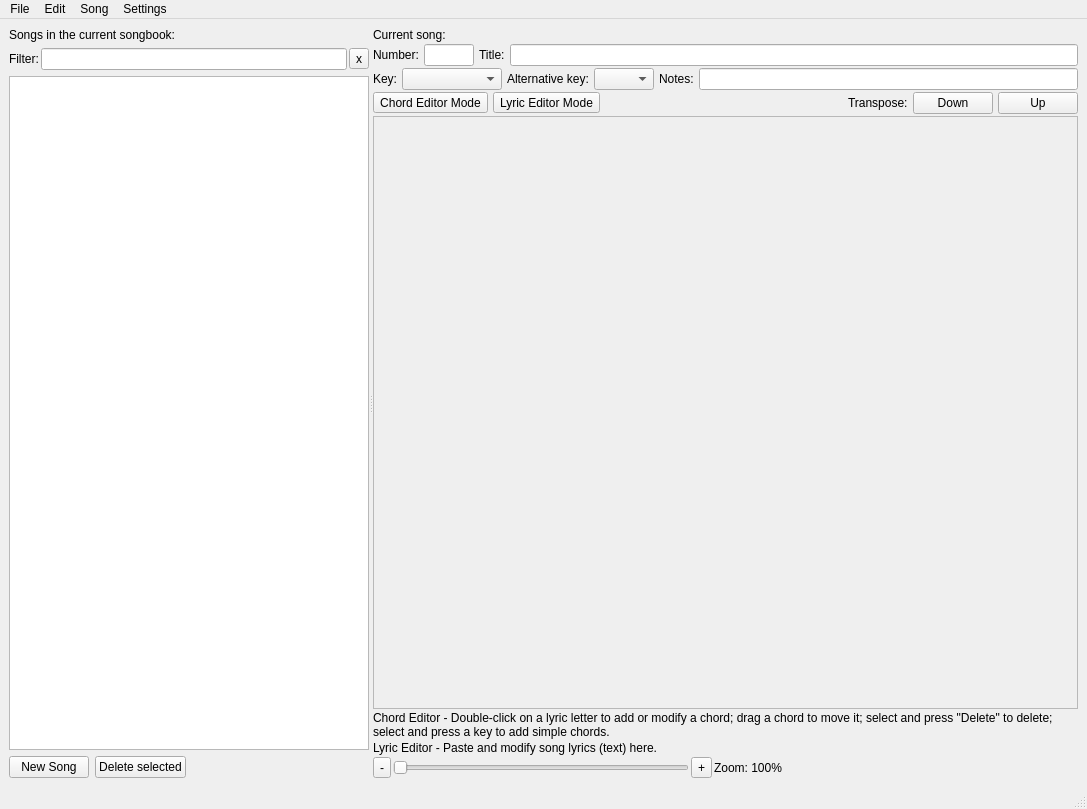
Before: the Qt Designer form src/softchord_main_window.ui in matvey83/softChord, drawn with Qt 5.
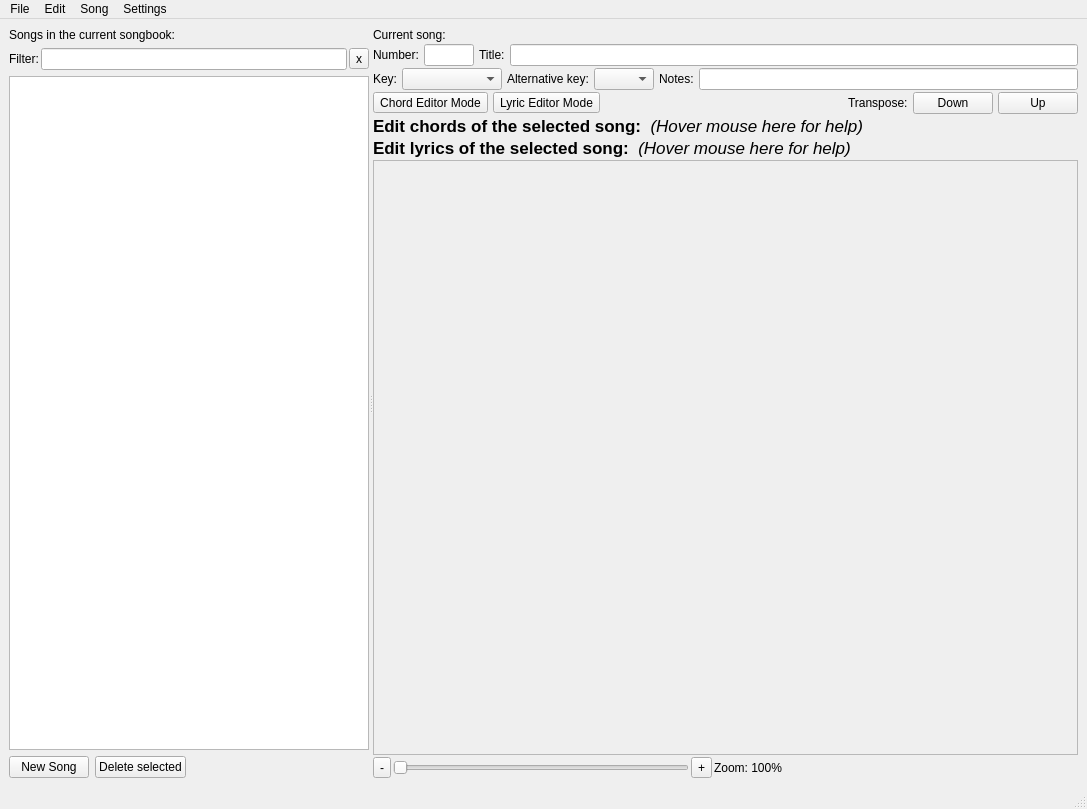
After: the same form once the commit is applied.

Commit message: Added some help on how to use the program (as tooltips).

```diff
--- a/src/softchord_main_window.ui
+++ b/src/softchord_main_window.ui
@@ -279,6 +279,61 @@
           </item>
          </layout>
         </item>
+        <item>
+         <widget class="QLabel" name="chords_editor_label">
+          <property name="toolTip">
+           <string>&lt;!DOCTYPE HTML PUBLIC &quot;-//W3C//DTD HTML 4.0//EN&quot; &quot;http://www.w3.org/TR/REC-html40/strict.dtd&quot;&gt;
+&lt;html&gt;&lt;head&gt;&lt;meta name=&quot;qrichtext&quot; content=&quot;1&quot; /&gt;&lt;style type=&quot;text/css&quot;&gt;
+p, li { white-space: pre-wrap; }
+&lt;/style&gt;&lt;/head&gt;&lt;body style=&quot; font-family:'Lucida Grande'; font-size:13pt; font-weight:400; font-style:normal;&quot;&gt;
+&lt;p style=&quot; margin-top:0px; margin-bottom:0px; margin-left:0px; margin-right:0px; -qt-block-indent:0; text-indent:0px;&quot;&gt;&lt;span style=&quot; font-size:11pt;&quot;&gt;To add a new chord:&lt;/span&gt;&lt;/p&gt;
+&lt;p style=&quot; margin-top:0px; margin-bottom:0px; margin-left:0px; margin-right:0px; -qt-block-indent:0; text-indent:0px;&quot;&gt;&lt;span style=&quot; font-size:11pt;&quot;&gt;Press on a lyrics letter to select it, then press one of the following keys: A, B, C, D, E, F, or G.  To assign a sharp or a flat, press the &amp;quot;Up&amp;quot; or &amp;quot;Down&amp;quot; key afterwards to &amp;quot;transpose&amp;quot; the chord.  To create a minor chord, press the &amp;quot;M&amp;quot; key.  To create more advanced chord variations, double-click on the created chord (a dialog box will open).&lt;/span&gt;&lt;/p&gt;
+&lt;p style=&quot;-qt-paragraph-type:empty; margin-top:0px; margin-bottom:0px; margin-left:0px; margin-right:0px; -qt-block-indent:0; text-indent:0px; font-size:11pt;&quot;&gt;&lt;/p&gt;
+&lt;p style=&quot; margin-top:0px; margin-bottom:0px; margin-left:0px; margin-right:0px; -qt-block-indent:0; text-indent:0px;&quot;&gt;&lt;span style=&quot; font-size:11pt;&quot;&gt;To edit a chord:&lt;/span&gt;&lt;/p&gt;
+&lt;p style=&quot; margin-top:0px; margin-bottom:0px; margin-left:0px; margin-right:0px; -qt-block-indent:0; text-indent:0px;&quot;&gt;&lt;span style=&quot; font-size:11pt;&quot;&gt;Either double click it, or click it to select, and then press &amp;quot;M&amp;quot; to toggle major/minor, press another letter to assign a different note, or press &amp;quot;Up&amp;quot; or &amp;quot;Down&amp;quot; keys to transpose it.&lt;/span&gt;&lt;/p&gt;
+&lt;p style=&quot;-qt-paragraph-type:empty; margin-top:0px; margin-bottom:0px; margin-left:0px; margin-right:0px; -qt-block-indent:0; text-indent:0px; font-size:11pt;&quot;&gt;&lt;/p&gt;
+&lt;p style=&quot; margin-top:0px; margin-bottom:0px; margin-left:0px; margin-right:0px; -qt-block-indent:0; text-indent:0px;&quot;&gt;&lt;span style=&quot; font-size:11pt;&quot;&gt;To move a chord:&lt;/span&gt;&lt;/p&gt;
+&lt;p style=&quot; margin-top:0px; margin-bottom:0px; margin-left:0px; margin-right:0px; -qt-block-indent:0; text-indent:0px;&quot;&gt;&lt;span style=&quot; font-size:11pt;&quot;&gt;Click on it to select it, and then use the &amp;quot;Left&amp;quot; or &amp;quot;Right&amp;quot; keys to move it relative to the lyrics below it. Alternatively you can simply drag it to the new place.&lt;/span&gt;&lt;/p&gt;
+&lt;p style=&quot;-qt-paragraph-type:empty; margin-top:0px; margin-bottom:0px; margin-left:0px; margin-right:0px; -qt-block-indent:0; text-indent:0px; font-size:11pt;&quot;&gt;&lt;/p&gt;
+&lt;p style=&quot; margin-top:0px; margin-bottom:0px; margin-left:0px; margin-right:0px; -qt-block-indent:0; text-indent:0px;&quot;&gt;&lt;span style=&quot; font-size:11pt;&quot;&gt;To duplicate a chord:&lt;/span&gt;&lt;/p&gt;
+&lt;p style=&quot; margin-top:0px; margin-bottom:0px; margin-left:0px; margin-right:0px; -qt-block-indent:0; text-indent:0px;&quot;&gt;&lt;span style=&quot; font-size:11pt;&quot;&gt;While holding the &amp;quot;Option&amp;quot; key, click and drag the chord. Alternatively you can use copy-and-paste.&lt;/span&gt;&lt;/p&gt;
+&lt;p style=&quot;-qt-paragraph-type:empty; margin-top:0px; margin-bottom:0px; margin-left:0px; margin-right:0px; -qt-block-indent:0; text-indent:0px; font-size:11pt;&quot;&gt;&lt;/p&gt;
+&lt;p style=&quot; margin-top:0px; margin-bottom:0px; margin-left:0px; margin-right:0px; -qt-block-indent:0; text-indent:0px;&quot;&gt;&lt;span style=&quot; font-size:11pt;&quot;&gt;To delete a chord:&lt;/span&gt;&lt;/p&gt;
+&lt;p style=&quot; margin-top:0px; margin-bottom:0px; margin-left:0px; margin-right:0px; -qt-block-indent:0; text-indent:0px;&quot;&gt;&lt;span style=&quot; font-size:11pt;&quot;&gt;Click on it to select it, and press the &amp;quot;Delete&amp;quot; key.&lt;/span&gt;&lt;/p&gt;&lt;/body&gt;&lt;/html&gt;</string>
+          </property>
+          <property name="text">
+           <string>&lt;!DOCTYPE HTML PUBLIC &quot;-//W3C//DTD HTML 4.0//EN&quot; &quot;http://www.w3.org/TR/REC-html40/strict.dtd&quot;&gt;
+&lt;html&gt;&lt;head&gt;&lt;meta name=&quot;qrichtext&quot; content=&quot;1&quot; /&gt;&lt;style type=&quot;text/css&quot;&gt;
+p, li { white-space: pre-wrap; }
+&lt;/style&gt;&lt;/head&gt;&lt;body style=&quot; font-family:'Lucida Grande'; font-size:13pt; font-weight:400; font-style:normal;&quot;&gt;
+&lt;p style=&quot; margin-top:0px; margin-bottom:0px; margin-left:0px; margin-right:0px; -qt-block-indent:0; text-indent:0px;&quot;&gt;&lt;span style=&quot; font-weight:600;&quot;&gt;Edit chords of the selected song: &lt;/span&gt; &lt;span style=&quot; font-style:italic;&quot;&gt;(Hover mouse here for help)&lt;/span&gt;&lt;/p&gt;&lt;/body&gt;&lt;/html&gt;</string>
+          </property>
+          <property name="wordWrap">
+           <bool>true</bool>
+          </property>
+         </widget>
+        </item>
+        <item>
+         <widget class="QLabel" name="lyrics_editor_label">
+          <property name="toolTip">
+           <string>&lt;!DOCTYPE HTML PUBLIC &quot;-//W3C//DTD HTML 4.0//EN&quot; &quot;http://www.w3.org/TR/REC-html40/strict.dtd&quot;&gt;
+&lt;html&gt;&lt;head&gt;&lt;meta name=&quot;qrichtext&quot; content=&quot;1&quot; /&gt;&lt;style type=&quot;text/css&quot;&gt;
+p, li { white-space: pre-wrap; }
+&lt;/style&gt;&lt;/head&gt;&lt;body style=&quot; font-family:'Lucida Grande'; font-size:13pt; font-weight:400; font-style:normal;&quot;&gt;
+&lt;p style=&quot; margin-top:0px; margin-bottom:0px; margin-left:0px; margin-right:0px; -qt-block-indent:0; text-indent:0px;&quot;&gt;&lt;span style=&quot; font-size:11pt;&quot;&gt;When in lyric editing mode, you can modify the text (lyrics) of the song.  As text is moved/added/removed, chords get moved automatically to follow their letters.   Remember to go back into the chord editor mode when you need modify chords.&lt;/span&gt;&lt;/p&gt;&lt;/body&gt;&lt;/html&gt;</string>
+          </property>
+          <property name="text">
+           <string>&lt;!DOCTYPE HTML PUBLIC &quot;-//W3C//DTD HTML 4.0//EN&quot; &quot;http://www.w3.org/TR/REC-html40/strict.dtd&quot;&gt;
+&lt;html&gt;&lt;head&gt;&lt;meta name=&quot;qrichtext&quot; content=&quot;1&quot; /&gt;&lt;style type=&quot;text/css&quot;&gt;
+p, li { white-space: pre-wrap; }
+&lt;/style&gt;&lt;/head&gt;&lt;body style=&quot; font-family:'Lucida Grande'; font-size:13pt; font-weight:400; font-style:normal;&quot;&gt;
+&lt;p style=&quot; margin-top:0px; margin-bottom:0px; margin-left:0px; margin-right:0px; -qt-block-indent:0; text-indent:0px;&quot;&gt;&lt;span style=&quot; font-weight:600;&quot;&gt;Edit lyrics of the selected song: &lt;/span&gt; &lt;span style=&quot; font-style:italic;&quot;&gt;(Hover mouse here for help)&lt;/span&gt;&lt;/p&gt;&lt;/body&gt;&lt;/html&gt;</string>
+          </property>
+          <property name="wordWrap">
+           <bool>true</bool>
+          </property>
+         </widget>
+        </item>
         <item>
          <layout class="QVBoxLayout" name="lyric_editor_layout">
           <item>
@@ -307,7 +362,7 @@
                <x>0</x>
                <y>0</y>
                <width>651</width>
-               <height>542</height>
+               <height>558</height>
               </rect>
              </property>
             </widget>
@@ -315,26 +370,6 @@
           </item>
          </layout>
         </item>
-        <item>
-         <widget class="QLabel" name="chords_editor_label">
-          <property name="text">
-           <string>Chord Editor - Double-click on a lyric letter to add or modify a chord; drag a chord to move it; select and press &quot;Delete&quot; to delete; select and press a key to add simple chords.</string>
-          </property>
-          <property name="wordWrap">
-           <bool>true</bool>
-          </property>
-         </widget>
-        </item>
-        <item>
-         <widget class="QLabel" name="lyrics_editor_label">
-          <property name="text">
-           <string>Lyric Editor - Paste and modify song lyrics (text) here.</string>
-          </property>
-          <property name="wordWrap">
-           <bool>true</bool>
-          </property>
-         </widget>
-        </item>
         <item>
          <layout class="QHBoxLayout" name="horizontalLayout_3">
           <item>
```
Left out of the diff: 18 changed lines with no effect on the pictures. The commit also changes 2 other files.
